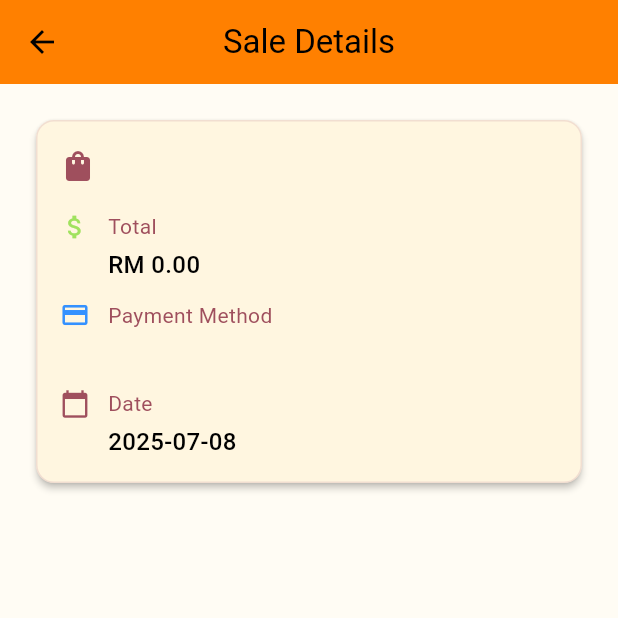
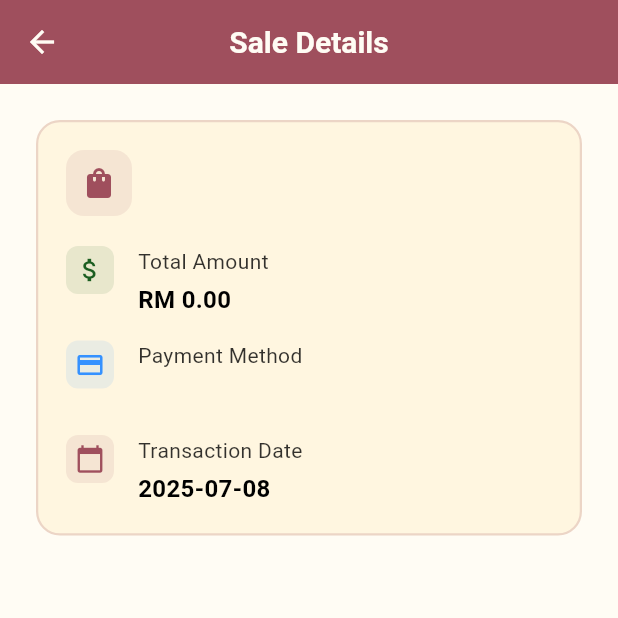
Before and after one commit to nuramirahathirahnazli/utmThrift-mobile, a Flutter app: the SellerSaleDetailPage screen opened directly with empty values, on a phone screen of 412 x 824 dp, the top half of it. Run offline on Flutter 3.47's test engine with Material 3 defaults, Android fonts, the phone set to English and light mode, and no system bars; our stand-ins replace file_picker, flutter_rating_bar, image_picker, photo_view, shared_preferences, webview_flutter; missing offline and left inert: webview_flutter_android; accounts and stored records are empty.

Commit message:
SprintTesting : beautify Sales Tracking Details page UI for better readability

```diff
--- a/utmthrift_mobile/lib/views/seller/seller_sales_details_track_page.dart
+++ b/utmthrift_mobile/lib/views/seller/seller_sales_details_track_page.dart
@@ -1,5 +1,3 @@
-// ignore_for_file: avoid_print
-
 import 'package:flutter/material.dart';
 import 'package:utmthrift_mobile/models/sellersale_model.dart';
 import 'package:utmthrift_mobile/views/seller/seller_fullScreenImage_view_track_details_page.dart';
@@ -7,6 +5,7 @@ import 'package:utmthrift_mobile/views/shared/colors.dart';
 
 class SellerSaleDetailPage extends StatelessWidget {
   final SellerSale sale;
+  final Color _darkerGreen = const Color(0xFF1B5E20);
 
   const SellerSaleDetailPage({super.key, required this.sale});
 
@@ -17,12 +16,18 @@ class SellerSaleDetailPage extends StatelessWidget {
     return Scaffold(
       backgroundColor: AppColors.base,
       appBar: AppBar(
-        title: const Text('Sale Details',
-            style: TextStyle(color: AppColors.color10)),
+        title: const Text(
+          'Sale Details',
+          style: TextStyle(
+            color: AppColors.base,
+            fontSize: 20,
+            fontWeight: FontWeight.bold,
+          ),
+        ),
         centerTitle: true,
         elevation: 0,
-        backgroundColor: AppColors.color1, // Orange
-        iconTheme: const IconThemeData(color: AppColors.color10), // Black icons
+        backgroundColor: AppColors.color2,
+        iconTheme: const IconThemeData(color: AppColors.base),
       ),
       body: SingleChildScrollView(
         padding: const EdgeInsets.all(20),
@@ -31,54 +36,70 @@ class SellerSaleDetailPage extends StatelessWidget {
           children: [
             // Item Card
             Card(
-              elevation: 2,
-              color: AppColors.color12, // Light Yellow
+              elevation: 0,
+              color: AppColors.color12,
               shape: RoundedRectangleBorder(
-                borderRadius: BorderRadius.circular(12),
-                side: BorderSide(color: AppColors.color3.withOpacity(0.3)),
+                borderRadius: BorderRadius.circular(16),
+                side: BorderSide(
+                  color: AppColors.color2.withOpacity(0.2),
+                  width: 1.5,
+                ),
               ),
               child: Padding(
-                padding: const EdgeInsets.all(16.0),
+                padding: const EdgeInsets.all(20.0),
                 child: Column(
                   crossAxisAlignment: CrossAxisAlignment.start,
                   children: [
                     Row(
                       children: [
-                        const Icon(Icons.shopping_bag,
-                            color: AppColors.color2, size: 24), // Dark Pink
-                        const SizedBox(width: 12),
+                        Container(
+                          padding: const EdgeInsets.all(10),
+                          decoration: BoxDecoration(
+                            color: AppColors.color2.withOpacity(0.1),
+                            borderRadius: BorderRadius.circular(12),
+                          ),
+                          child: const Icon(
+                            Icons.shopping_bag,
+                            color: AppColors.color2,
+                            size: 24,
+                          ),
+                        ),
+                        const SizedBox(width: 16),
                         Expanded(
-                          child: Text(sale.itemName,
+                          child: Text(
+                            sale.itemName,
                             style: const TextStyle(
-                                  fontSize: 20,
+                              fontSize: 18,
                               fontWeight: FontWeight.bold,
-                                  color: AppColors.color10)), // Black
+                              color: AppColors.color10,
+                            ),
+                          ),
                         ),
                       ],
                     ),
-                    const SizedBox(height: 16),
+                    const SizedBox(height: 20),
 
-                    // Details Row
+                    // Details Rows
                     _buildDetailRow(
                       icon: Icons.attach_money,
-                      iconColor: AppColors.color6, // Green
-                      title: "Total",
+                      iconColor: _darkerGreen,
+                      title: "Total Amount",
                       value: "RM ${total.toStringAsFixed(2)}",
                     ),
-                    const SizedBox(height: 12),
+                    const SizedBox(height: 16),
 
                     _buildDetailRow(
                       icon: Icons.credit_card,
-                      iconColor: AppColors.color7, // Blue
+                      iconColor: AppColors.color7,
                       title: "Payment Method",
                       value: sale.paymentMethod,
                     ),
-                    const SizedBox(height: 12),
+                    const SizedBox(height: 16),
 
                     _buildDetailRow(
                       icon: Icons.calendar_today,
-                      iconColor: AppColors.color2, // Dark Pink
-                      title: "Date",
+                      iconColor: AppColors.color2,
+                      title: "Transaction Date",
                       value: sale.createdAt.toLocal().toString().split(' ')[0],
                     ),
                   ],
@@ -94,25 +115,19 @@ class SellerSaleDetailPage extends StatelessWidget {
               Column(
                 crossAxisAlignment: CrossAxisAlignment.start,
                 children: [
-                  const Text("Receipt Image",
+                  const Padding(
+                    padding: EdgeInsets.only(left: 8.0),
+                    child: Text(
+                      "Payment Receipt",
                       style: TextStyle(
                         fontSize: 18,
                         fontWeight: FontWeight.bold,
-                          color: AppColors.color10)), // Black
+                        color: AppColors.color10,
+                      ),
+                    ),
+                  ),
                   const SizedBox(height: 12),
-                  Card(
-                    elevation: 2,
-                    shape: RoundedRectangleBorder(
-                      borderRadius: BorderRadius.circular(12),
-                    ),
-                    child: ClipRRect(
-                      borderRadius: BorderRadius.circular(12),
-                      child: Container(
-                        decoration: BoxDecoration(
-                          border: Border.all(
-                            color: AppColors.color3.withOpacity(0.3)), // Soft Pink
-                        ),
-                        child: GestureDetector(
+                  GestureDetector(
                     onTap: () {
                       Navigator.push(
                         context,
@@ -121,32 +136,79 @@ class SellerSaleDetailPage extends StatelessWidget {
                         ),
                       );
                     },
+                    child: Card(
+                      elevation: 0,
+                      shape: RoundedRectangleBorder(
+                        borderRadius: BorderRadius.circular(16),
+                        side: BorderSide(
+                          color: AppColors.color2.withOpacity(0.2),
+                          width: 1.5,
+                        ),
+                      ),
                       child: ClipRRect(
-                            borderRadius: BorderRadius.circular(12),
-                            child: Image.network(
+                        borderRadius: BorderRadius.circular(16),
+                        child: Container(
+                          decoration: BoxDecoration(
+                            border: Border.all(
+                              color: AppColors.color3.withOpacity(0.2),
+                            ),
+                          ),
+                          child: Stack(
+                            alignment: Alignment.center,
+                            children: [
+                              Image.network(
                                 sale.receiptImage!,
-                              height: 250,
+                                height: 280,
                                 width: double.infinity,
                                 fit: BoxFit.cover,
                                 loadingBuilder: (context, child, loadingProgress) {
                                   if (loadingProgress == null) return child;
                                   return Container(
-                                  height: 250,
+                                    height: 280,
                                     color: AppColors.color9,
-                                  child: const Center(child: CircularProgressIndicator()),
+                                    child: const Center(
+                                      child: CircularProgressIndicator(
+                                        color: AppColors.color2,
+                                      ),
+                                    ),
                                   );
                                 },
                                 errorBuilder: (context, error, stackTrace) {
                                   return Container(
-                                  height: 250,
+                                    height: 280,
                                     color: AppColors.color11,
-                                  child: const Center(child: Text('Failed to load image')),
+                                    child: const Center(
+                                      child: Text(
+                                        'Failed to load receipt image',
+                                        style: TextStyle(color: AppColors.color10),
+                                      ),
+                                    ),
                                   );
                                 },
                               ),
+                              Positioned(
+                                bottom: 16,
+                                child: Container(
+                                  padding: const EdgeInsets.symmetric(
+                                    horizontal: 16,
+                                    vertical: 8,
+                                  ),
+                                  decoration: BoxDecoration(
+                                    color: Colors.black.withOpacity(0.6),
+                                    borderRadius: BorderRadius.circular(20),
+                                  ),
+                                  child: const Text(
+                                    'Tap to view full screen',
+                                    style: TextStyle(
+                                      color: Colors.white,
+                                      fontSize: 14,
                                     ),
                                   ),
-
+                                ),
+                              ),
+                            ],
+                          ),
+                        ),
                       ),
                     ),
                   ),
@@ -167,22 +229,41 @@ class SellerSaleDetailPage extends StatelessWidget {
     return Row(
       crossAxisAlignment: CrossAxisAlignment.start,
       children: [
-        Icon(icon, color: iconColor, size: 20),
-        const SizedBox(width: 12),
-        Column(
+        Container(
+          padding: const EdgeInsets.all(6),
+          decoration: BoxDecoration(
+            color: iconColor.withOpacity(0.1),
+            borderRadius: BorderRadius.circular(8),
+          ),
+          child: Icon(
+            icon,
+            color: iconColor,
+            size: 20,
+          ),
+        ),
+        const SizedBox(width: 16),
+        Expanded(
+          child: Column(
             crossAxisAlignment: CrossAxisAlignment.start,
             children: [
-            Text(title,
+              Text(
+                title,
+                style: TextStyle(
+                  color: AppColors.color10.withOpacity(0.8),
+                  fontSize: 14,
+                ),
+              ),
+              const SizedBox(height: 4),
+              Text(
+                value,
                 style: const TextStyle(
-                    color: AppColors.color2, // Dark Pink
-                    fontSize: 14)),
-            const SizedBox(height: 4),
-            Text(value,
-                style: const TextStyle(
-                    color: AppColors.color10, // Black
+                  color: AppColors.color10,
                   fontSize: 16,
-                    fontWeight: FontWeight.w500)),
+                  fontWeight: FontWeight.w600,
+                ),
+              ),
             ],
+          ),
         ),
       ],
     );
```
Lines whose indentation alone changed are shown as unchanged.
